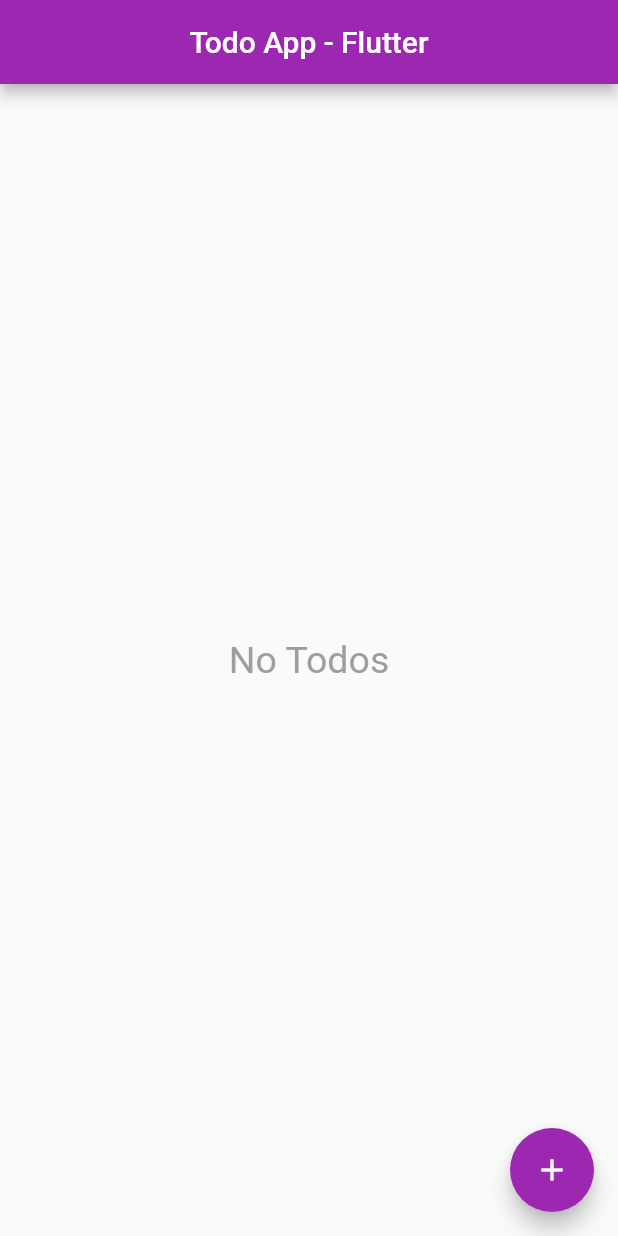
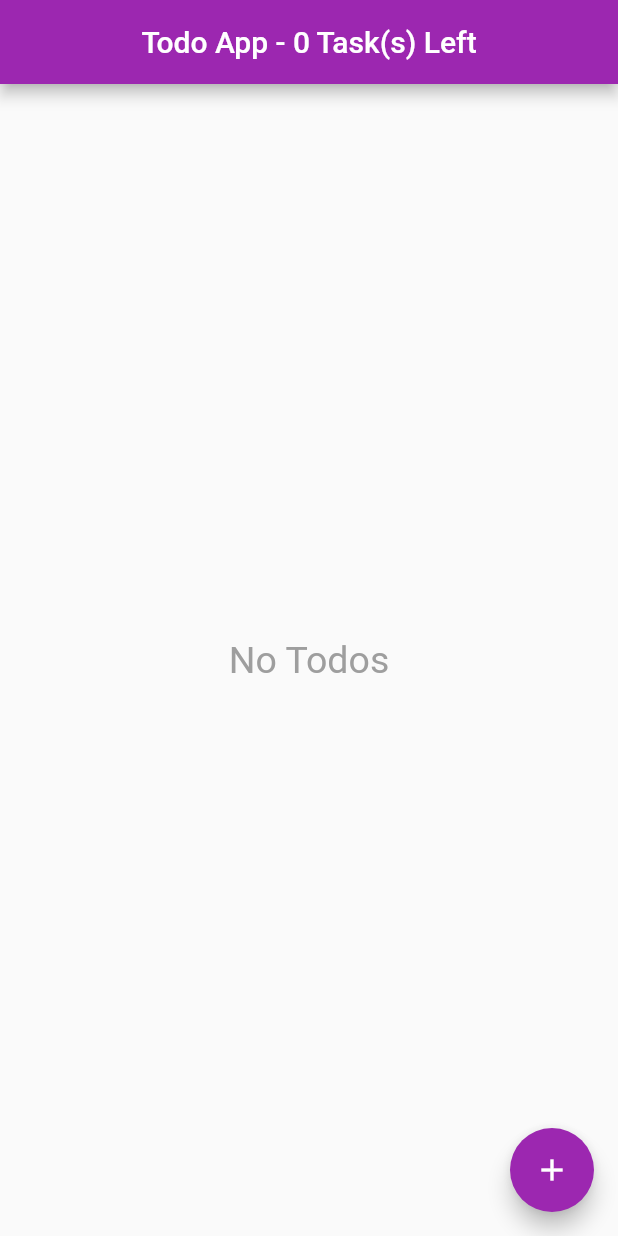
Before and after one commit to rushi-growexxer/todo_app_sprint_test, a Flutter app: the screen it shows after launch, on a phone screen of 412 x 824 dp. Run offline on Flutter 3.47's test engine with Material 2 defaults, Android fonts, the phone set to English and light mode, and no system bars; our stand-ins replace get, get_storage.

Commit message:
show todo count and methods in contoller

```diff
--- a/lib/ui/edit_todo.dart
+++ b/lib/ui/edit_todo.dart
@@ -20,7 +20,7 @@ class TodoEdit extends StatelessWidget {
               child: TextField(
                 // textAlign: TextAlign.center,
                 decoration: const InputDecoration(
-                  hintText: "What do you want to accomplish?",
+                  hintText: "What's your task?",
                   border: InputBorder.none,
                   focusedBorder: InputBorder.none,
                 ),
--- a/lib/ui/home_screen.dart
+++ b/lib/ui/home_screen.dart
@@ -1,4 +1,4 @@
-// ignore_for_file: prefer_const_constructors
+// ignore_for_file: prefer_const_constructors, prefer_is_empty
 
 import 'package:flutter/material.dart';
 import 'package:get/get.dart';
@@ -15,9 +15,10 @@ class HomeScreen extends StatelessWidget {
 
   @override
   Widget build(BuildContext context) {
-    return Scaffold(
+    return Obx(
+      () => Scaffold(
         appBar: AppBar(
-        title: const Text(MyApp.title),
+          title: Text('Todo App - ${todoController.count} Task(s) Left'),
           centerTitle: true,
         ),
         floatingActionButton: FloatingActionButton(
@@ -30,15 +31,15 @@ class HomeScreen extends StatelessWidget {
         ),
         body:
             // check for zero items in todo list
-          todoController.todos.isEmpty
+
+            todoController.todos.length < 1
                 ? Center(
                     child: Text(
                       'No Todos',
                       style: TextStyle(fontSize: 25, color: Colors.grey),
                     ),
                   )
-              : Obx(
-                  () => ListView.builder(
+                : ListView.builder(
                     itemBuilder: (context, index) => Dismissible(
                       key: UniqueKey(),
                       background: Container(
@@ -79,7 +80,7 @@ class HomeScreen extends StatelessWidget {
                         ),
                         // delete the Todo on long press
                         onLongPress: () {
-                          todoController.todos.removeAt(index);
+                          todoController.removeTodo(index);
                           Get.snackbar(
                               'Removed!', "Task was Deleted succesfully.",
                               snackPosition: SnackPosition.BOTTOM,
```
Also changed, not shown: lib/controllers/todo_controller.dart (+10 -0 lines), lib/ui/todo_screen.dart (+2 -6 lines). Lines whose indentation alone changed are shown as unchanged.
